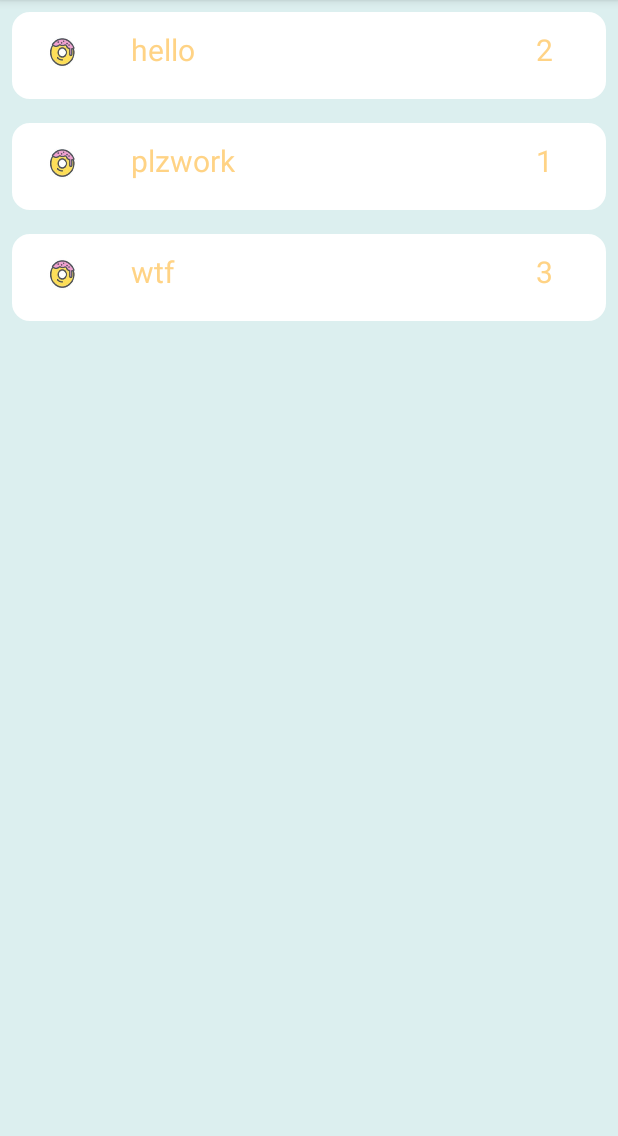
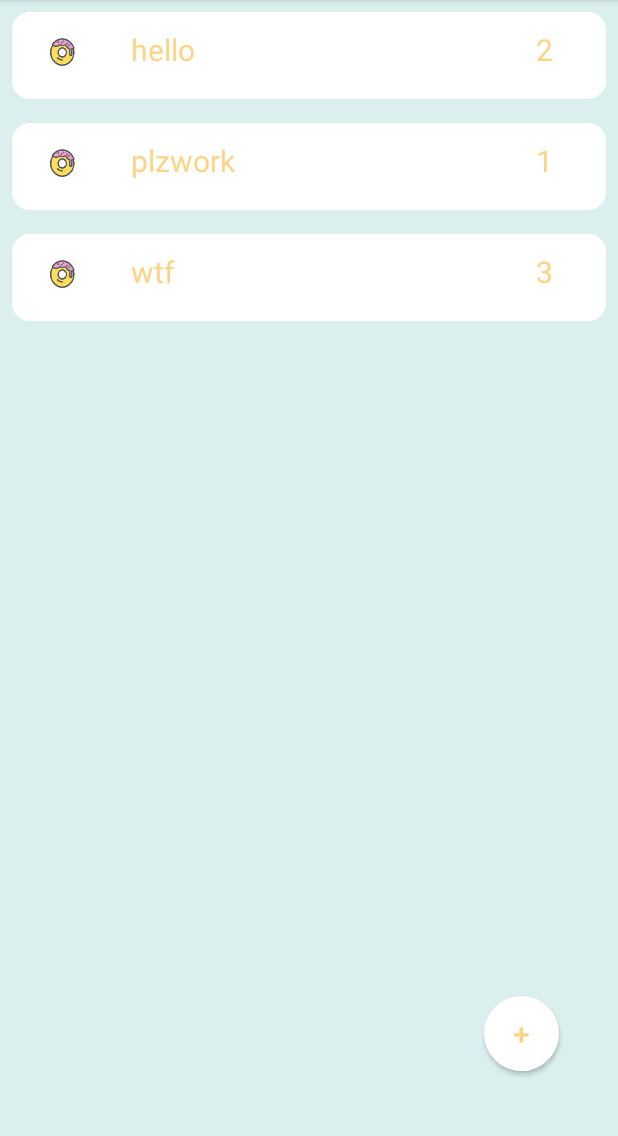
Before and after one commit to sydnieec/CloudChat, an Android app: the Display screen opened directly, with no data from a screen before it, on a phone screen of 412 x 824 dp, the part 84-1220 px from its top. Run offline under Robolectric (Android 15) with nearby library versions, the light colour scheme and no system bars.

Commit message:
popup 1/2

```diff
--- a/app/build.gradle
+++ b/app/build.gradle
@@ -22,7 +22,7 @@ dependencies {
     implementation fileTree(dir: 'libs', include: ['*.jar'])
     implementation 'com.android.support:appcompat-v7:26.1.0'
     implementation 'com.android.support.constraint:constraint-layout:1.1.2'
-    implementation ('com.android.support:support-annotations:27.1.1')
+    implementation('com.android.support:support-annotations:27.1.1')
     testImplementation 'junit:junit:4.12'
     androidTestImplementation 'com.android.support.test:runner:1.0.2'
     androidTestImplementation 'com.android.support.test.espresso:espresso-core:3.0.2'
--- a/app/src/main/java/com/example/candy/cloudchat/Display.java
+++ b/app/src/main/java/com/example/candy/cloudchat/Display.java
@@ -15,6 +15,8 @@ import android.widget.Toast;
 import java.util.Random;
 import java.util.ArrayList;
 import java.util.List;
+import android.widget.Button;
+
 
 /**
  * Created by candy on 6/26/2018.
@@ -25,7 +27,7 @@ public class Display extends AppCompatActivity {
     private ChatroomAdapter adapter;
     private List<Chatroom> mchatroomList;
     int [] IMAGES = {R.drawable.donut, R.drawable.milk, R.drawable.watermelon};
-
+    Button buttonaddroom;
 
     @Override
     protected void onCreate(Bundle savedInstanceState) {
@@ -56,6 +58,16 @@ public class Display extends AppCompatActivity {
 
             }
         });
+        buttonaddroom = (Button) findViewById(R.id.buttonaddroom);
+        buttonaddroom.setOnClickListener(new View.OnClickListener() {
+            @Override
+            public void onClick(View view) {
+                Intent i= new Intent(getApplicationContext(), PopActivity.class);
+                startActivity(i);
+            }
+        });
+
+
 
 
     }
--- /dev/null
+++ b/app/src/main/res/drawable/rounded_button.xml
@@ -0,0 +1,31 @@
+<?xml version="1.0" encoding="utf-8"?>
+<selector xmlns:android="http://schemas.android.com/apk/res/android">
+    <item android:state_pressed="false">
+        <shape android:shape="rectangle">
+            <corners android:radius="1000dp" />
+            <solid android:color="#ffffff" />
+            <stroke
+                android:width="2dip"
+                android:color="#ffffff" />
+            <padding
+                android:bottom="4dp"
+                android:left="4dp"
+                android:right="4dp"
+                android:top="4dp" />
+        </shape>
+    </item>
+    <item android:state_pressed="true">
+        <shape android:shape="rectangle">
+            <corners android:radius="1000dp" />
+            <solid android:color="#ffffff" />
+            <stroke
+                android:width="2dip"
+                android:color="#ffffff" />
+            <padding
+                android:bottom="4dp"
+                android:left="4dp"
+                android:right="4dp"
+                android:top="4dp" />
+        </shape>
+    </item>
+</selector>
--- a/app/src/main/res/layout/display.xml
+++ b/app/src/main/res/layout/display.xml
@@ -1,5 +1,6 @@
 <?xml version="1.0" encoding="utf-8"?>
 <android.support.constraint.ConstraintLayout xmlns:android="http://schemas.android.com/apk/res/android"
+    xmlns:app="http://schemas.android.com/apk/res-auto"
     xmlns:tools="http://schemas.android.com/tools"
     android:layout_width="match_parent"
     android:layout_height="match_parent"
@@ -19,5 +20,26 @@
 
     </ListView>
 
+    <Button
+        android:id="@+id/buttonaddroom"
+        android:layout_width="50dp"
+        android:layout_height="50dp"
+        android:layout_marginBottom="8dp"
+        android:layout_marginEnd="8dp"
+        android:layout_marginLeft="8dp"
+        android:layout_marginRight="8dp"
+        android:layout_marginStart="8dp"
+        android:layout_marginTop="8dp"
+        android:background="@drawable/rounded_button"
+        android:text="+"
+        android:textColor="@color/colorAccent"
+        android:textSize="20sp"
+        app:layout_constraintBottom_toBottomOf="@+id/Listview_chatroom"
+        app:layout_constraintEnd_toEndOf="parent"
+        app:layout_constraintHorizontal_bias="0.909"
+        app:layout_constraintStart_toStartOf="parent"
+        app:layout_constraintTop_toTopOf="parent"
+        app:layout_constraintVertical_bias="0.934" />
+
 
 </android.support.constraint.ConstraintLayout>
```
Also changed, not shown: app/src/main/AndroidManifest.xml (+5 -7 lines), app/src/main/java/com/example/candy/cloudchat/PopActivity.java (added, +30 -0 lines), app/src/main/res/drawable/popbg.xml (added, +14 -0 lines), app/src/main/res/layout/activity_pop.xml (added, +10 -0 lines).
